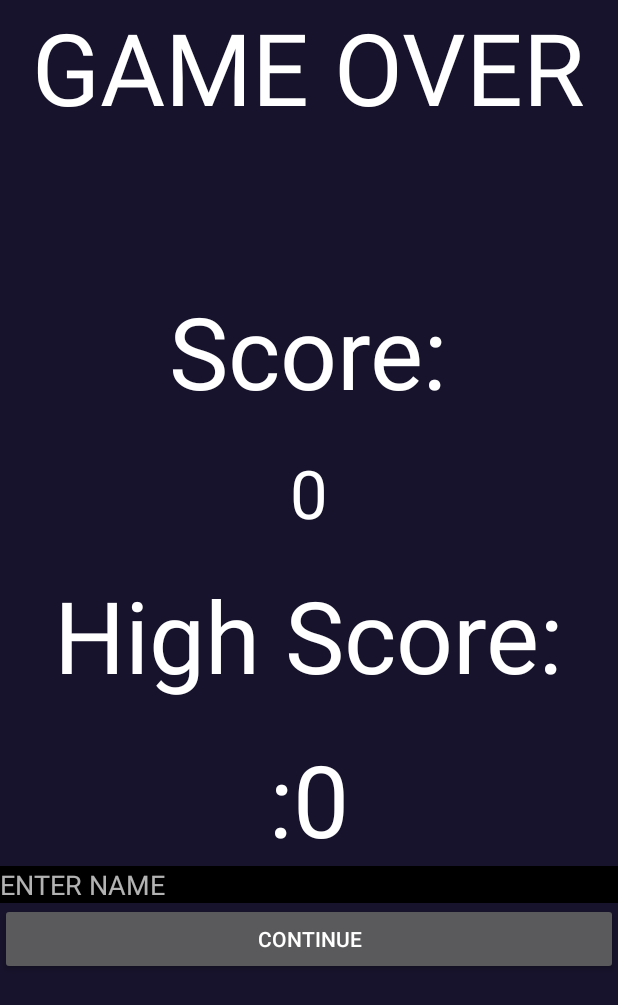
After one commit to Java-CDS-club/cisc181-project, an Android app: the ScoreActivity screen opened directly, with no data from a screen before it, on a phone screen of 412 x 824 dp. The commit adds this screen. Shown: the top 1005 px of the screen. Run offline under Robolectric (Android 15) with nearby library versions, the phone set to English and light mode, and no system bars.

Commit message:
Finished most stuff
Basically did a lot of things, game is technically done. Now adding
extras.

```diff
--- a/app/src/main/java/cisc181/finalproject/Entity.java
+++ b/app/src/main/java/cisc181/finalproject/Entity.java
@@ -34,8 +34,8 @@ public abstract class Entity {
         this.vel = vel;
         this.acc = acc;
         angle = 0;
-        width=256;
-        height=256;
+        width=128;
+        height=128;
         dead = false;
     }
 
--- /dev/null
+++ b/app/src/main/java/cisc181/finalproject/ScoreActivity.java
@@ -0,0 +1,47 @@
+package cisc181.finalproject;
+
+import android.content.Intent;
+import android.content.SharedPreferences;
+import android.preference.PreferenceManager;
+import android.support.v7.app.AppCompatActivity;
+import android.os.Bundle;
+import android.view.View;
+import android.widget.EditText;
+import android.widget.TextView;
+
+public class ScoreActivity extends AppCompatActivity {
+    int score;
+    int highScore;
+    @Override
+    protected void onCreate(Bundle savedInstanceState) {
+        super.onCreate(savedInstanceState);
+        setContentView(R.layout.activity_score);
+        score = getIntent().getIntExtra("score",0);
+        String message = getIntent().getStringExtra("msg");
+        SharedPreferences prefs = PreferenceManager.getDefaultSharedPreferences(this);
+        highScore = prefs.getInt("highScore",0);
+        String highScoreName = prefs.getString("highScoreName","");
+
+        TextView msgBox = (TextView) findViewById(R.id.msgBox);
+        TextView scoreBox = (TextView) findViewById(R.id.scoreBox);
+        TextView highScoreBox = (TextView) findViewById(R.id.highScoreBox);
+
+        msgBox.setText(message);
+        scoreBox.setText(score + "");
+        highScoreBox.setText(highScoreName + ":"+highScore);
+    }
+
+    public void finishGame(View v){
+        if(score > highScore) {//update high score
+            EditText nameBox = (EditText) findViewById(R.id.nameBox);
+            SharedPreferences prefs = PreferenceManager.getDefaultSharedPreferences(this);
+            SharedPreferences.Editor edit = prefs.edit();
+            edit.putString("highScoreName",nameBox.getText().toString());
+            edit.putInt("highScore",score);
+            edit.commit();
+        }
+        Intent i = new Intent(this, StartActivity.class);
+        i.setFlags(Intent.FLAG_ACTIVITY_CLEAR_TOP);
+        startActivity(i);
+    }
+}
--- a/app/src/main/java/cisc181/finalproject/Ship.java
+++ b/app/src/main/java/cisc181/finalproject/Ship.java
@@ -21,8 +21,8 @@ public class Ship extends Entity {
     int damage = 5;
     Bitmap sprite;
     ArrayList<Item> cargo = new ArrayList<Item>();
-    int currentFuel = 2000;
-    int maxFuel = 2000;
+    int maxFuel = 4000;
+    int currentFuel = maxFuel;
 
     int maxHealth = 100;
     int currentHealth = 100;
--- /dev/null
+++ b/app/src/main/res/layout/activity_score.xml
@@ -0,0 +1,80 @@
+<?xml version="1.0" encoding="utf-8"?>
+<LinearLayout xmlns:android="http://schemas.android.com/apk/res/android"
+    xmlns:tools="http://schemas.android.com/tools"
+    android:id="@+id/activity_score"
+    android:layout_width="match_parent"
+    android:layout_height="match_parent"
+    android:orientation="vertical"
+    android:background="#17132c"
+    tools:context="cisc181.finalproject.ScoreActivity">
+
+    <TextView
+        android:text="GAME OVER"
+        android:textColor="#ffffff"
+        android:textSize="30pt"
+        android:layout_width="wrap_content"
+        android:layout_height="wrap_content"
+        android:layout_gravity="center"/>
+
+    <TextView
+        android:layout_marginTop="30px"
+        android:textColor="#ffffff"
+        android:text="-DEATH MESSAGE-"
+        android:textSize="20pt"
+        android:layout_width="wrap_content"
+        android:layout_height="wrap_content"
+        android:layout_gravity="center"
+        android:id="@+id/msgBox"/>
+
+    <TextView
+        android:layout_marginTop="30px"
+        android:textColor="#ffffff"
+        android:text="Score:"
+        android:textSize="30pt"
+        android:layout_width="wrap_content"
+        android:layout_height="wrap_content"
+        android:layout_gravity="center" />
+
+    <TextView
+        android:layout_marginTop="30px"
+        android:textColor="#ffffff"
+        android:text="I AM A SCORE"
+        android:textSize="20pt"
+        android:layout_width="wrap_content"
+        android:layout_height="wrap_content"
+        android:layout_gravity="center"
+        android:id="@+id/scoreBox"/>
+    <TextView
+        android:layout_marginTop="30px"
+        android:textColor="#ffffff"
+        android:text="High Score:"
+        android:textSize="30pt"
+        android:layout_width="wrap_content"
+        android:layout_height="wrap_content"
+        android:layout_gravity="center" />
+    <TextView
+        android:layout_marginTop="30px"
+        android:textColor="#ffffff"
+        android:text="Bob:"
+        android:textSize="30pt"
+        android:layout_width="wrap_content"
+        android:layout_height="wrap_content"
+        android:layout_gravity="center"
+        android:id="@+id/highScoreBox"/>
+    <EditText
+        android:layout_width="match_parent"
+        android:layout_height="wrap_content"
+        android:layout_gravity="center"
+        android:background="#000000"
+        android:textColor="#ffffff"
+        android:inputType="textPersonName"
+        android:hint="ENTER NAME"
+        android:ems="10"
+        android:id="@+id/nameBox"/>
+    <Button
+        android:id="@+id/button"
+        android:layout_width="match_parent"
+        android:layout_height="wrap_content"
+        android:onClick="finishGame"
+        android:text="Continue" />
+</LinearLayout>
```
Also changed, not shown: app/src/main/AndroidManifest.xml (+6 -2 lines), app/src/main/java/cisc181/finalproject/MainActivity.java (+19 -1 lines), app/src/main/java/cisc181/finalproject/MyAnimatedSurfaceView.java (+34 -16 lines), app/src/main/java/cisc181/finalproject/StartActivity.java (added, +38 -0 lines), app/src/main/res/layout/activity_start.xml (added, +71 -0 lines).
